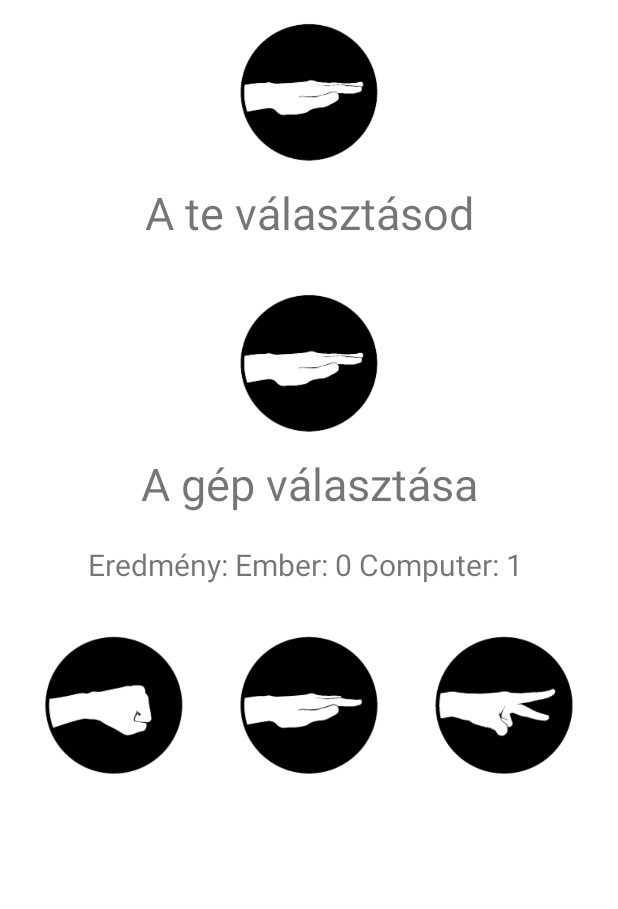
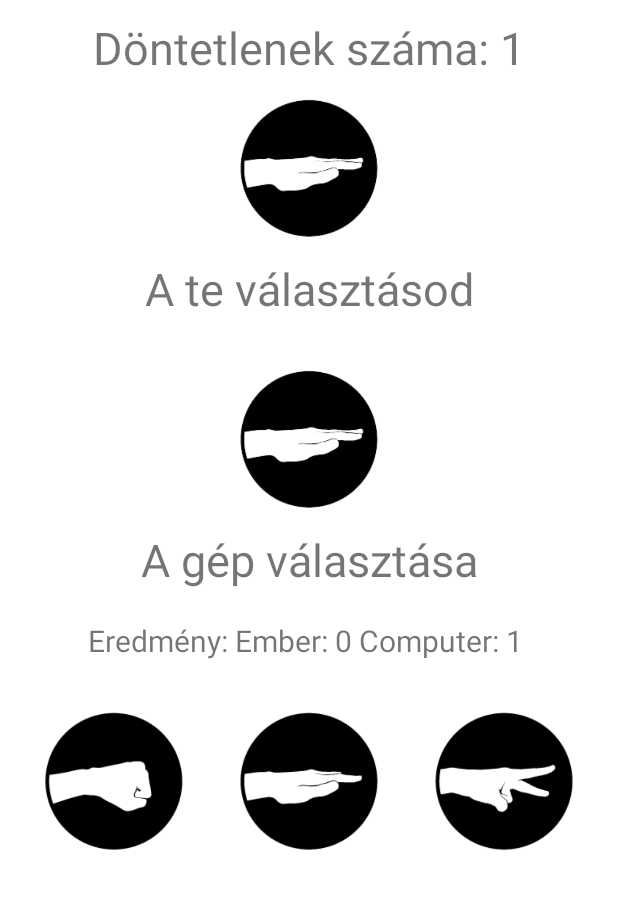
Before and after one commit to Maurisz02/as-KoPapirOllo, an Android app: the screen it shows after launch (MainActivity), after a tap on an icon or button, on a phone screen of 412 x 824 dp, the part 127-1036 px from its top. Run offline under Robolectric (Android 15) with nearby library versions, the phone set to English and light mode, and no system bars; 1 other tap on this screen came first.

Commit message:
kiegeszites + dontetlennel

```diff
--- a/app/src/main/java/com/example/kopapirollo/MainActivity.java
+++ b/app/src/main/java/com/example/kopapirollo/MainActivity.java
@@ -17,11 +17,12 @@ public class MainActivity extends AppCompatActivity {
 
     private ImageView koKep, gepKoKep;
     private ImageView  koBtn, papirBtn, olloBtn;
-    private TextView emberScore, gepScore;
+    private TextView emberScore, gepScore, dontetlen;
     private int gepValasztas;
     private Random rnd;
     private int gep;
     private int te;
+    private int dontetlenekSzama;
     private AlertDialog.Builder ad;
     private ImageView gHp1, gHp2, gHp3;
     private ImageView[] gHpTomb;
@@ -50,6 +51,8 @@ public class MainActivity extends AppCompatActivity {
 
                 if(gepValasztas == 1){
                     Toast.makeText(MainActivity.this, "Döntetlen", Toast.LENGTH_SHORT).show();
+                    dontetlenekSzama++;
+                    dontetlen.setText("Döntetlenek száma: "+ dontetlenekSzama);
                 }else if(gepValasztas == 2){
                     Toast.makeText(MainActivity.this, "Vesztettél", Toast.LENGTH_SHORT).show();
                     eletCsokkent("ember");
@@ -82,6 +85,8 @@ public class MainActivity extends AppCompatActivity {
                     emberScore.setText("Ember: "+ te+" ");
                 }else if(gepValasztas == 2){
                     Toast.makeText(MainActivity.this, "Döntetlen", Toast.LENGTH_SHORT).show();
+                    dontetlenekSzama++;
+                    dontetlen.setText("Döntetlenek száma: "+ dontetlenekSzama);
                 }else if(gepValasztas == 3){
                     Toast.makeText(MainActivity.this, "Vesztettél", Toast.LENGTH_SHORT).show();
                     eletCsokkent("ember");
@@ -114,6 +119,8 @@ public class MainActivity extends AppCompatActivity {
                     emberScore.setText("Ember: "+ te+" ");
                 }else if(gepValasztas == 3){
                     Toast.makeText(MainActivity.this, "Döntetlen", Toast.LENGTH_SHORT).show();
+                    dontetlenekSzama++;
+                    dontetlen.setText("Döntetlenek száma: "+ dontetlenekSzama);
                 }
 
                 vege();
@@ -181,11 +188,13 @@ public class MainActivity extends AppCompatActivity {
                 public void onClick(DialogInterface dialogInterface, int i) {
                     emberScore.setText("Ember: 0"+ " ");
                     gepScore.setText("Computer: 0"+ " ");
+                    dontetlen.setText("Döntetlenek száma: 0");
                     koKep.setImageResource(R.drawable.rock);
                     gepKoKep.setImageResource(R.drawable.rock);
                     gepValasztas = 0;
                     gep = 0;
                     te = 0;
+                    dontetlenekSzama = 0;
                     eMaxHp = 3;
                     gMaxHp = 3;
                     gHp1.setImageResource(R.drawable.heart2);
@@ -229,8 +238,10 @@ public class MainActivity extends AppCompatActivity {
         olloBtn = findViewById(R.id.olloBtn);
         emberScore = findViewById(R.id.emberScore);
         gepScore = findViewById(R.id.gepScore);
+        dontetlen = findViewById(R.id.dontetlen);
 
         gepValasztas = 0;
+        dontetlenekSzama = 0;
         gep = 0;
         te = 0;
 
--- a/app/src/main/res/layout/activity_main.xml
+++ b/app/src/main/res/layout/activity_main.xml
@@ -98,6 +98,15 @@
 
         </LinearLayout>
 
+        <TextView
+            android:id="@+id/dontetlen"
+            android:layout_width="match_parent"
+            android:layout_height="wrap_content"
+            android:layout_marginTop="10dp"
+            android:text="Döntetlenek száma: 0"
+            android:textAlignment="center"
+            android:textSize="30sp" />
+
         <ImageView
             android:id="@+id/koKep"
             android:layout_width="120dp"
```
